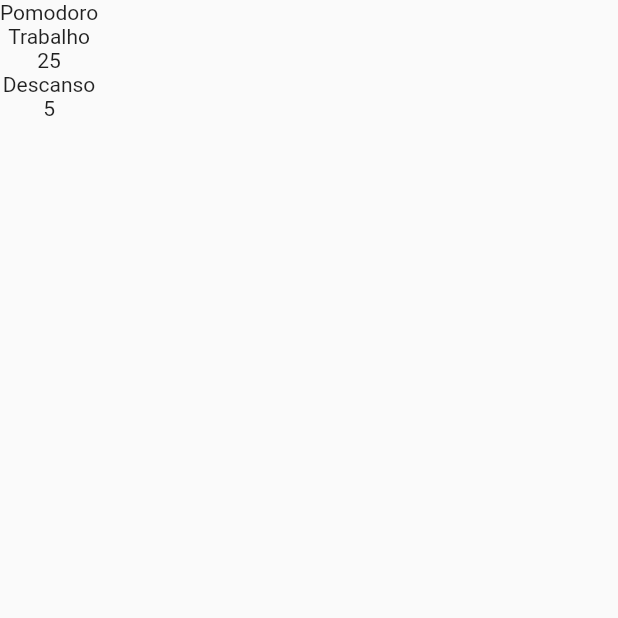
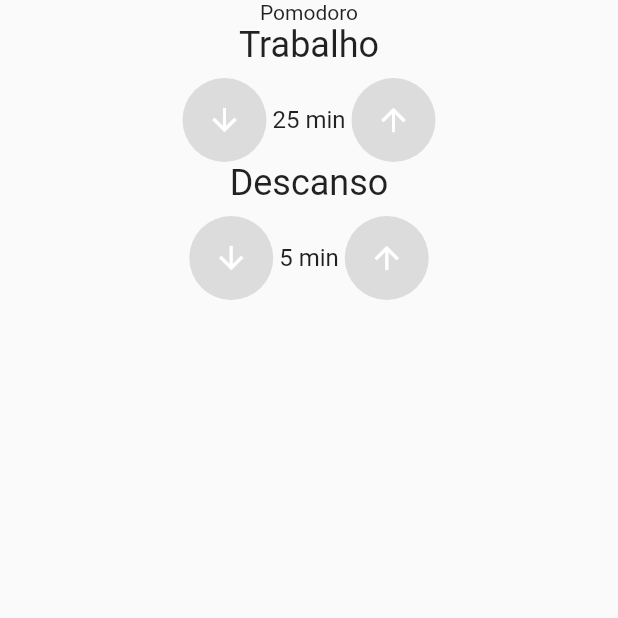
Before and after one commit to jermelterzi/pomodoro_flutter, a Flutter app: the screen it shows after launch, on a phone screen of 412 x 824 dp, the top half of it. Run offline on Flutter 3.47's test engine with Material 2 defaults, Android fonts, the phone set to English and light mode, and no system bars.

Commit message:
Implementing time input widget

```diff
--- /dev/null
+++ b/lib/widgets/input_button.dart
@@ -0,0 +1,28 @@
+import 'package:flutter/material.dart';
+
+class InputButton extends StatelessWidget {
+  final IconData icon;
+  final void Function()? function;
+
+  const InputButton({
+    Key? key,
+    required this.icon,
+    this.function,
+  }) : super(key: key);
+
+  @override
+  Widget build(BuildContext context) {
+    return ElevatedButton(
+      onPressed: function,
+      style: ElevatedButton.styleFrom(
+        shape: const CircleBorder(),
+        padding: const EdgeInsets.all(16.0),
+        primary: Colors.red,
+      ),
+      child: Icon(
+        icon,
+        color: Colors.white,
+      ),
+    );
+  }
+}
--- a/lib/widgets/time_input.dart
+++ b/lib/widgets/time_input.dart
@@ -1,21 +1,51 @@
-import 'package:flutter/cupertino.dart';
+import 'package:flutter/material.dart';
+import 'package:pomodoro/widgets/input_button.dart';
 
 class TimeInput extends StatelessWidget {
   final String title;
   final int value;
+  final void Function()? incFunction;
+  final void Function()? decFunction;
 
   const TimeInput({
     Key? key,
     required this.title,
     required this.value,
+    this.incFunction,
+    this.decFunction,
   }) : super(key: key);
 
   @override
   Widget build(BuildContext context) {
     return Column(
+      crossAxisAlignment: CrossAxisAlignment.center,
       children: [
-        Text(title),
-        Text('$value'),
+        Text(
+          title,
+          style: const TextStyle(
+            fontSize: 24,
+          ),
+        ),
+        const SizedBox(height: 8),
+        Row(
+          mainAxisAlignment: MainAxisAlignment.center,
+          children: [
+            InputButton(
+              icon: Icons.arrow_downward,
+              function: decFunction,
+            ),
+            Text(
+              '$value min',
+              style: const TextStyle(
+                fontSize: 16,
+              ),
+            ),
+            InputButton(
+              icon: Icons.arrow_upward,
+              function: incFunction,
+            ),
+          ],
+        ),
       ],
     );
   }
```
